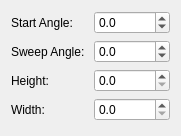
Qt form scribus/ui/arcvectorbase.ui (scribusproject/scribus) before a commit.
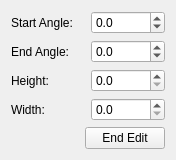
The same form after that commit. Custom widgets are drawn as their Qt base class.

Diff of the .ui file:
```diff
--- a/scribus/ui/arcvectorbase.ui
+++ b/scribus/ui/arcvectorbase.ui
@@ -9,8 +9,8 @@
    <rect>
     <x>0</x>
     <y>0</y>
-    <width>181</width>
-    <height>136</height>
+    <width>176</width>
+    <height>147</height>
    </rect>
   </property>
   <property name="minimumSize">
@@ -22,6 +22,8 @@
   <property name="windowTitle">
    <string>Edit Arc</string>
   </property>
+  <layout class="QVBoxLayout" name="verticalLayout">
+   <item>
   <layout class="QGridLayout" name="gridLayout">
    <item row="0" column="0">
     <widget class="QLabel" name="label">
@@ -46,7 +48,7 @@
    <item row="1" column="0">
     <widget class="QLabel" name="label_2">
      <property name="text">
-      <string>Sweep Angle:</string>
+        <string>End Angle:</string>
      </property>
     </widget>
    </item>
@@ -96,6 +98,32 @@
       <double>360.000000000000000</double>
      </property>
     </widget>
+     </item>
+    </layout>
+   </item>
+   <item>
+    <layout class="QHBoxLayout" name="horizontalLayout">
+     <item>
+      <spacer name="horizontalSpacer">
+       <property name="orientation">
+        <enum>Qt::Horizontal</enum>
+       </property>
+       <property name="sizeHint" stdset="0">
+        <size>
+         <width>40</width>
+         <height>20</height>
+        </size>
+       </property>
+      </spacer>
+     </item>
+     <item>
+      <widget class="QPushButton" name="exitButton">
+       <property name="text">
+        <string>End Edit</string>
+       </property>
+      </widget>
+     </item>
+    </layout>
    </item>
   </layout>
  </widget>
```
Lines whose indentation alone changed are shown as unchanged.
